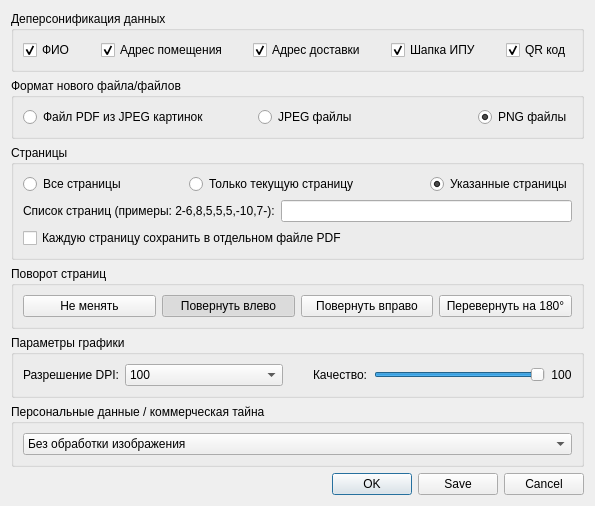
This is censore.ui in Steigan/MiniPDFTools as Qt 5 draws it before an edit. The edited form follows.
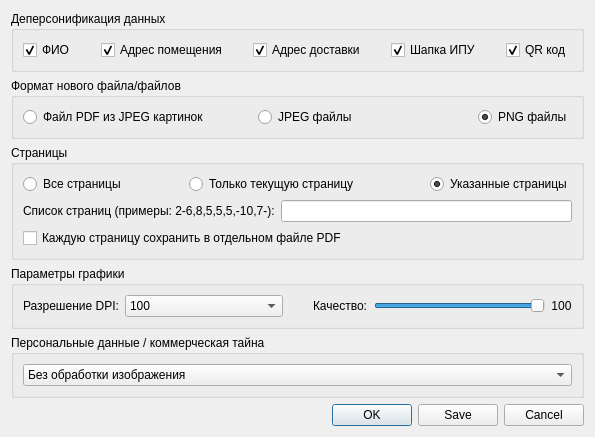
This is the edited form. Icons and pictures are not drawn.

```diff
--- a/censore.ui
+++ b/censore.ui
@@ -7,7 +7,7 @@
     <x>0</x>
     <y>0</y>
     <width>620</width>
-    <height>457</height>
+    <height>401</height>
    </rect>
   </property>
   <property name="windowTitle">
@@ -193,102 +193,6 @@
      </layout>
     </widget>
    </item>
-   <item>
-    <widget class="QGroupBox" name="grpRotation">
-     <property name="title">
-      <string>Поворот страниц</string>
-     </property>
-     <layout class="QHBoxLayout" name="horizontalLayout_4">
-      <item>
-       <widget class="QPushButton" name="btnOriginal">
-        <property name="text">
-         <string>Не менять</string>
-        </property>
-        <property name="icon">
-         <iconset resource="resources.qrc">
-          <normaloff>:/icons/images/Pictogrammers-Material-File-File-outline.svg</normaloff>
-          <normalon>:/icons/images/Pictogrammers-Material-File-File-outline_on.svg</normalon>:/icons/images/Pictogrammers-Material-File-File-outline.svg</iconset>
-        </property>
-        <property name="iconSize">
-         <size>
-          <width>20</width>
-          <height>20</height>
-         </size>
-        </property>
-        <property name="checkable">
-         <bool>true</bool>
-        </property>
-       </widget>
-      </item>
-      <item>
-       <widget class="QPushButton" name="btnLeft">
-        <property name="text">
-         <string>Повернуть влево</string>
-        </property>
-        <property name="icon">
-         <iconset resource="resources.qrc">
-          <normaloff>:/icons/images/Pictogrammers-Material-Arrow-Arrow-down-left-bold.svg</normaloff>
-          <normalon>:/icons/images/Pictogrammers-Material-Arrow-Arrow-down-left-bold_on.svg</normalon>:/icons/images/Pictogrammers-Material-Arrow-Arrow-down-left-bold.svg</iconset>
-        </property>
-        <property name="iconSize">
-         <size>
-          <width>20</width>
-          <height>20</height>
-         </size>
-        </property>
-        <property name="checkable">
-         <bool>true</bool>
-        </property>
-        <property name="checked">
-         <bool>true</bool>
-        </property>
-       </widget>
-      </item>
-      <item>
-       <widget class="QPushButton" name="btnRight">
-        <property name="text">
-         <string>Повернуть вправо</string>
-        </property>
-        <property name="icon">
-         <iconset resource="resources.qrc">
-          <normaloff>:/icons/images/Pictogrammers-Material-Arrow-Arrow-down-right-bold.svg</normaloff>
-          <normalon>:/icons/images/Pictogrammers-Material-Arrow-Arrow-down-right-bold_on.svg</normalon>:/icons/images/Pictogrammers-Material-Arrow-Arrow-down-right-bold.svg</iconset>
-        </property>
-        <property name="iconSize">
-         <size>
-          <width>20</width>
-          <height>20</height>
-         </size>
-        </property>
-        <property name="checkable">
-         <bool>true</bool>
-        </property>
-       </widget>
-      </item>
-      <item>
-       <widget class="QPushButton" name="btn180dg">
-        <property name="text">
-         <string>Перевернуть на 180°</string>
-        </property>
-        <property name="icon">
-         <iconset resource="resources.qrc">
-          <normaloff>:/icons/images/Pictogrammers-Material-Arrow-Arrow-u-left-bottom-bold.svg</normaloff>
-          <normalon>:/icons/images/Pictogrammers-Material-Arrow-Arrow-u-left-bottom-bold_on.svg</normalon>:/icons/images/Pictogrammers-Material-Arrow-Arrow-u-left-bottom-bold.svg</iconset>
-        </property>
-        <property name="iconSize">
-         <size>
-          <width>20</width>
-          <height>20</height>
-         </size>
-        </property>
-        <property name="checkable">
-         <bool>true</bool>
-        </property>
-       </widget>
-      </item>
-     </layout>
-    </widget>
-   </item>
    <item>
     <widget class="QGroupBox" name="grpJPEG">
      <property name="title">
```
